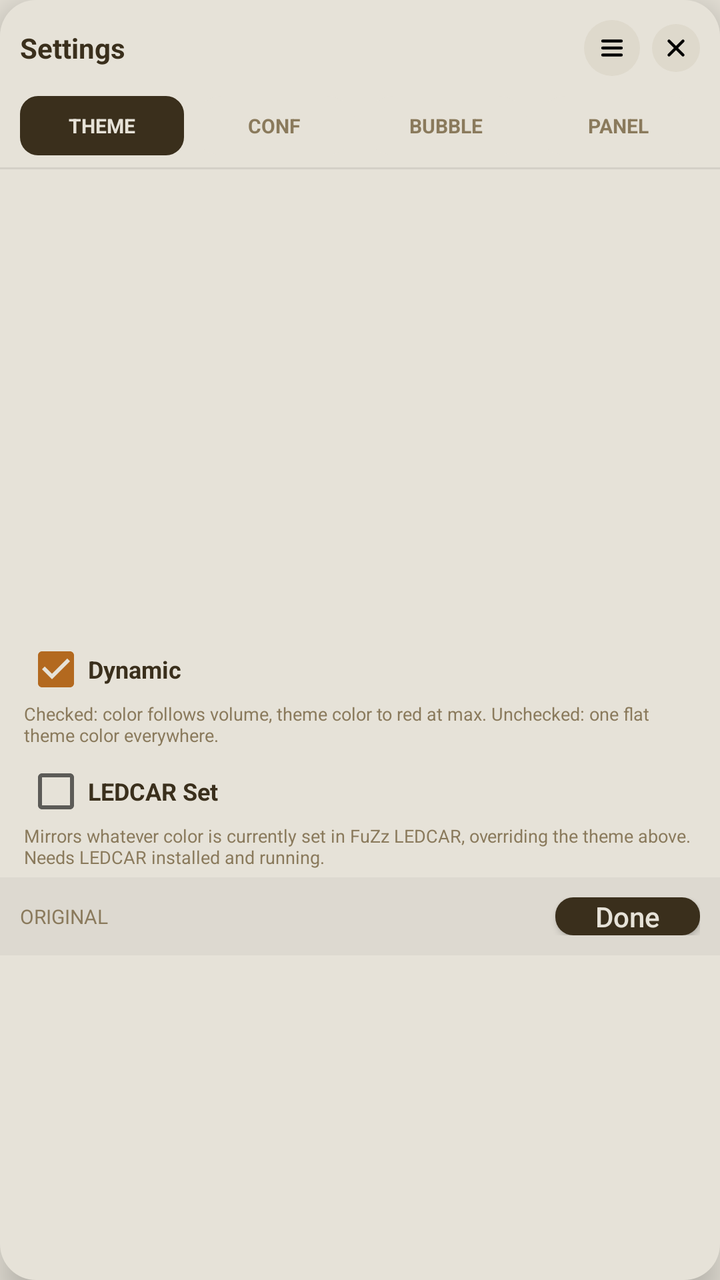
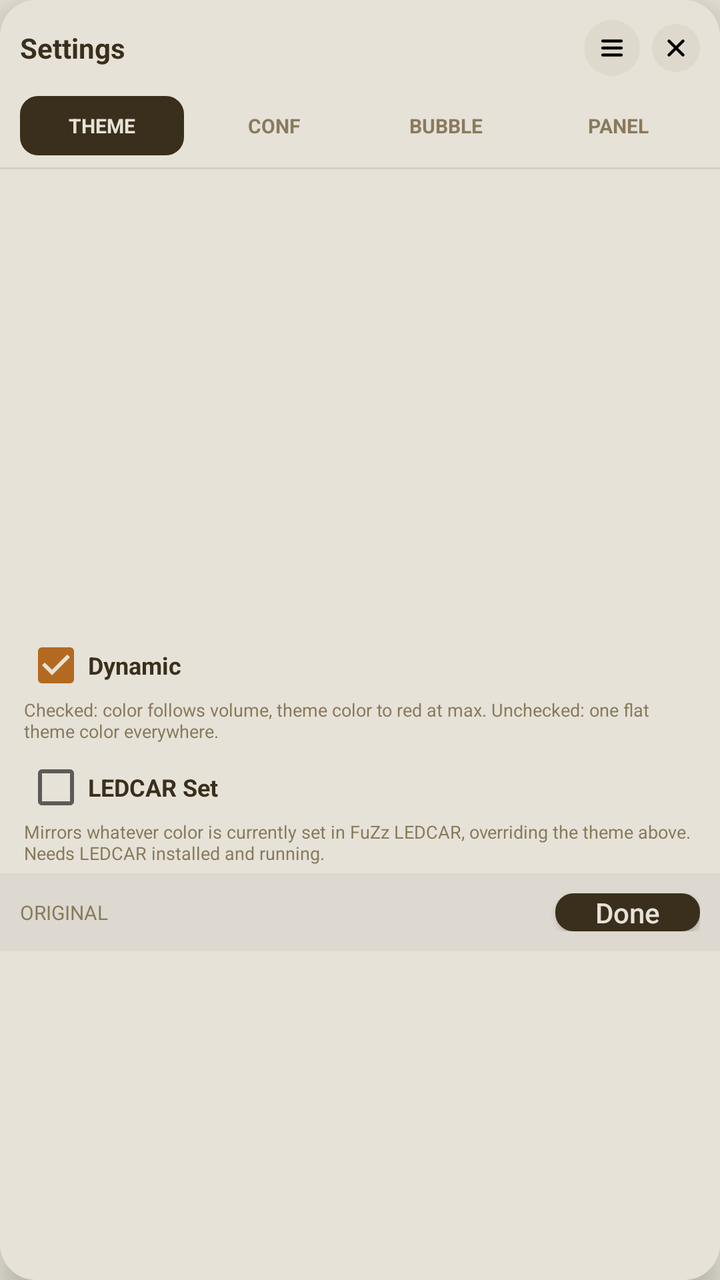

Before-and-after screenshots of an Android layout around one commit, followed by the original layout XML and the change that was made.
<!-- AndroidManifest.xml: application theme AppTheme -->
<!-- res/layout/overlay_theme_popup.xml -->
<?xml version="1.0" encoding="utf-8"?>
<LinearLayout xmlns:android="http://schemas.android.com/apk/res/android"
    android:layout_width="260dp"
    android:layout_height="wrap_content"
    android:orientation="vertical"
    android:background="@drawable/bg_panel_card"
    android:elevation="10dp">

    
    <LinearLayout
        android:layout_width="match_parent"
        android:layout_height="wrap_content"
        android:orientation="horizontal"
        android:gravity="center_vertical"
        android:padding="10dp">

        <TextView
            android:layout_width="0dp"
            android:layout_height="wrap_content"
            android:layout_weight="1"
            android:text="Settings"
            android:textColor="@color/ink"
            android:textSize="14sp"
            android:textStyle="bold" />

        <ImageButton
            android:id="@+id/dragHandle"
            android:layout_width="28dp"
            android:layout_height="28dp"
            android:layout_marginEnd="6dp"
            android:background="@drawable/bg_round_button"
            android:src="@drawable/ic_drag"
            android:scaleType="center"
            android:contentDescription="Drag to move" />

        <ImageButton
            android:id="@+id/themeClose"
            android:layout_width="24dp"
            android:layout_height="24dp"
            android:background="@drawable/bg_round_button"
            android:src="@drawable/ic_close"
            android:scaleType="center"
            android:contentDescription="Close" />
    </LinearLayout>

    
    <LinearLayout
        android:id="@+id/tabRow"
        android:layout_width="match_parent"
        android:layout_height="wrap_content"
        android:orientation="horizontal"
        android:paddingStart="10dp"
        android:paddingEnd="10dp"
        android:paddingBottom="6dp">

        <TextView
            android:id="@+id/tabTheme"
            android:layout_width="0dp"
            android:layout_height="wrap_content"
            android:layout_weight="1"
            android:layout_marginEnd="4dp"
            android:gravity="center"
            android:padding="8dp"
            android:text="Theme"
            android:textAllCaps="true"
            android:textSize="10sp"
            android:textStyle="bold"
            android:textColor="@color/cream"
            android:background="@drawable/bg_done_button" />

        <TextView
            android:id="@+id/tabConf"
            android:layout_width="0dp"
            android:layout_height="wrap_content"
            android:layout_weight="1"
            android:layout_marginEnd="4dp"
            android:gravity="center"
            android:padding="8dp"
            android:text="Conf"
            android:textAllCaps="true"
            android:textSize="10sp"
            android:textStyle="bold"
            android:textColor="#8A7A5C"
            android:background="@drawable/bg_small_button" />

        <TextView
            android:id="@+id/tabBubble"
            android:layout_width="0dp"
            android:layout_height="wrap_content"
            android:layout_weight="1"
            android:layout_marginEnd="4dp"
            android:gravity="center"
            android:padding="8dp"
            android:text="Bubble"
            android:textAllCaps="true"
            android:textSize="10sp"
            android:textStyle="bold"
            android:textColor="#8A7A5C"
            android:background="@drawable/bg_small_button" />

        <TextView
            android:id="@+id/tabPanel"
            android:layout_width="0dp"
            android:layout_height="wrap_content"
            android:layout_weight="1"
            android:gravity="center"
            android:padding="8dp"
            android:text="Panel"
            android:textAllCaps="true"
            android:textSize="10sp"
            android:textStyle="bold"
            android:textColor="#8A7A5C"
            android:background="@drawable/bg_small_button" />
    </LinearLayout>

    <View
        android:layout_width="match_parent"
        android:layout_height="1dp"
        android:background="#14000000" />

    <FrameLayout
        android:id="@+id/tabContent"
        android:layout_width="match_parent"
        android:layout_height="wrap_content">

        
        <LinearLayout
            android:id="@+id/themeTabContent"
            android:layout_width="match_parent"
            android:layout_height="wrap_content"
            android:orientation="vertical">

            <ScrollView
                android:layout_width="match_parent"
                android:layout_height="230dp">

                <GridLayout
                    android:id="@+id/themeGrid"
                    android:layout_width="match_parent"
                    android:layout_height="wrap_content"
                    android:columnCount="4"
                    android:padding="8dp" />
            </ScrollView>

            
            <LinearLayout
                android:id="@+id/customRgbPanel"
                android:layout_width="match_parent"
                android:layout_height="wrap_content"
                android:orientation="vertical"
                android:paddingStart="12dp"
                android:paddingEnd="12dp"
                android:paddingTop="4dp"
                android:paddingBottom="6dp"
                android:background="#0A000000"
                android:visibility="gone">

                <LinearLayout
                    android:layout_width="match_parent"
                    android:layout_height="wrap_content"
                    android:orientation="horizontal"
                    android:gravity="center_vertical">

                    <LinearLayout
                        android:layout_width="0dp"
                        android:layout_height="wrap_content"
                        android:layout_weight="1"
                        android:orientation="vertical">

                        <TextView
                            android:layout_width="match_parent"
                            android:layout_height="wrap_content"
                            android:text="R"
                            android:textColor="@color/ink"
                            android:textSize="10sp"
                            android:textStyle="bold" />
                        <SeekBar
                            android:id="@+id/customRSeek"
                            android:layout_width="match_parent"
                            android:layout_height="wrap_content"
                            android:max="255"
                            android:progress="217" />

                        <TextView
                            android:layout_width="match_parent"
                            android:layout_height="wrap_content"
                            android:layout_marginTop="4dp"
                            android:text="G"
                            android:textColor="@color/ink"
                            android:textSize="10sp"
                            android:textStyle="bold" />
                        <SeekBar
                            android:id="@+id/customGSeek"
                            android:layout_width="match_parent"
                            android:layout_height="wrap_content"
                            android:max="255"
                            android:progress="119" />

                        <TextView
                            android:layout_width="match_parent"
                            android:layout_height="wrap_content"
                            android:layout_marginTop="4dp"
                            android:text="B"
                            android:textColor="@color/ink"
                            android:textSize="10sp"
                            android:textStyle="bold" />
                        <SeekBar
                            android:id="@+id/customBSeek"
                            android:layout_width="match_parent"
                            android:layout_height="wrap_content"
                            android:max="255"
                            android:progress="6" />
                    </LinearLayout>

                    <LinearLayout
                        android:layout_width="wrap_content"
                        android:layout_height="wrap_content"
                        android:layout_marginStart="10dp"
                        android:orientation="vertical"
                        android:gravity="center_horizontal">

                        <View
                            android:id="@+id/customRgbPreview"
                            android:layout_width="34dp"
                            android:layout_height="34dp" />

                        <TextView
                            android:id="@+id/customRgbHex"
                            android:layout_width="wrap_content"
                            android:layout_height="wrap_content"
                            android:layout_marginTop="4dp"
                            android:text="#D97706"
                            android:textColor="#8A7A5C"
                            android:textSize="9sp" />
                    </LinearLayout>
                </LinearLayout>
            </LinearLayout>

            <LinearLayout
                android:layout_width="match_parent"
                android:layout_height="wrap_content"
                android:orientation="horizontal"
                android:gravity="center_vertical"
                android:paddingStart="12dp"
                android:paddingEnd="12dp"
                android:paddingTop="4dp">

                <CheckBox
                    android:id="@+id/dynamicCheck"
                    android:layout_width="wrap_content"
                    android:layout_height="wrap_content"
                    android:checked="true"
                    android:text="Dynamic"
                    android:textColor="@color/ink"
                    android:textSize="12sp"
                    android:textStyle="bold" />
            </LinearLayout>

            <TextView
                android:layout_width="match_parent"
                android:layout_height="wrap_content"
                android:paddingStart="12dp"
                android:paddingEnd="12dp"
                android:paddingBottom="4dp"
                android:text="Checked: color follows volume, theme color to red at max. Unchecked: one flat theme color everywhere."
                android:textColor="#8A7A5C"
                android:textSize="9sp" />

            <LinearLayout
                android:layout_width="match_parent"
                android:layout_height="wrap_content"
                android:orientation="horizontal"
                android:gravity="center_vertical"
                android:paddingStart="12dp"
                android:paddingEnd="12dp"
                android:paddingTop="2dp">

                <CheckBox
                    android:id="@+id/ledcarSyncCheck"
                    android:layout_width="wrap_content"
                    android:layout_height="wrap_content"
                    android:checked="false"
                    android:text="LEDCAR Set"
                    android:textColor="@color/ink"
                    android:textSize="12sp"
                    android:textStyle="bold" />
            </LinearLayout>

            <TextView
                android:layout_width="match_parent"
                android:layout_height="wrap_content"
                android:paddingStart="12dp"
                android:paddingEnd="12dp"
                android:paddingBottom="4dp"
                android:text="Mirrors whatever color is currently set in FuZz LEDCAR, overriding the theme above. Needs LEDCAR installed and running."
                android:textColor="#8A7A5C"
                android:textSize="9sp" />

            <LinearLayout
                android:layout_width="match_parent"
                android:layout_height="wrap_content"
                android:orientation="horizontal"
                android:gravity="center_vertical"
                android:padding="10dp"
                android:background="#0A000000">

                <TextView
                    android:id="@+id/themeCurrent"
                    android:layout_width="0dp"
                    android:layout_height="wrap_content"
                    android:layout_weight="1"
                    android:text="Original"
                    android:textColor="#8A7A5C"
                    android:textSize="10sp"
                    android:textAllCaps="true" />

                <Button
                    android:id="@+id/themeDone"
                    android:layout_width="wrap_content"
                    android:layout_height="wrap_content"
                    android:minWidth="0dp"
                    android:minHeight="0dp"
                    android:paddingStart="20dp"
                    android:paddingEnd="20dp"
                    android:text="Done"
                    android:textAllCaps="false"
                    android:textColor="@color/cream"
                    android:background="@drawable/bg_done_button" />
            </LinearLayout>
        </LinearLayout>

        
        <ScrollView
            android:id="@+id/bubbleTabContent"
            android:layout_width="match_parent"
            android:layout_height="260dp"
            android:visibility="gone">

            <LinearLayout
                android:layout_width="match_parent"
                android:layout_height="wrap_content"
                android:orientation="vertical"
                android:padding="14dp">

                <LinearLayout
                    android:layout_width="match_parent"
                    android:layout_height="wrap_content"
                    android:orientation="horizontal"
                    android:gravity="center_vertical">

                    <LinearLayout
                        android:layout_width="0dp"
                        android:layout_height="wrap_content"
                        android:layout_weight="1"
                        android:orientation="vertical">

                        <TextView
                            android:id="@+id/bubbleSizeLabel"
                            android:layout_width="match_parent"
                            android:layout_height="wrap_content"
                            android:text="Bubble size: 52dp"
                            android:textColor="@color/ink"
                            android:textSize="12sp" />

                        <SeekBar
                            android:id="@+id/bubbleSizeSeek"
                            android:layout_width="match_parent"
                            android:layout_height="wrap_content"
                            android:max="54"
                            android:progress="16" />
                    </LinearLayout>

                    
                    <FrameLayout
                        android:layout_width="56dp"
                        android:layout_height="56dp"
                        android:layout_marginStart="10dp"
                        android:background="#0A000000">

                        <View
                            android:id="@+id/bubblePreview"
                            android:layout_width="20dp"
                            android:layout_height="40dp"
                            android:layout_gravity="center" />
                    </FrameLayout>
                </LinearLayout>

                
                <LinearLayout
                    android:id="@+id/bubbleList"
                    android:layout_width="match_parent"
                    android:layout_height="wrap_content"
                    android:orientation="vertical"
                    android:paddingTop="10dp" />
            </LinearLayout>
        </ScrollView>

        
        <LinearLayout
            android:id="@+id/confTabContent"
            android:layout_width="match_parent"
            android:layout_height="wrap_content"
            android:orientation="vertical"
            android:padding="14dp"
            android:visibility="gone">

            <TextView
                android:id="@+id/confMaxLabel"
                android:layout_width="match_parent"
                android:layout_height="wrap_content"
                android:text="Max volume supported: 40"
                android:textColor="@color/ink"
                android:textSize="12sp" />

            <SeekBar
                android:id="@+id/confMaxSeek"
                android:layout_width="match_parent"
                android:layout_height="wrap_content"
                android:max="90"
                android:progress="30" />

            <TextView
                android:id="@+id/confDeviceMaxHint"
                android:layout_width="match_parent"
                android:layout_height="wrap_content"
                android:text=""
                android:textColor="#8A7A5C"
                android:textSize="9sp" />

            <TextView
                android:id="@+id/confLimitLabel"
                android:layout_width="match_parent"
                android:layout_height="wrap_content"
                android:layout_marginTop="10dp"
                android:text="Limited to: 25"
                android:textColor="@color/ink"
                android:textSize="12sp" />

            <SeekBar
                android:id="@+id/confLimitSeek"
                android:layout_width="match_parent"
                android:layout_height="wrap_content"
                android:max="39"
                android:progress="24" />

            <TextView
                android:id="@+id/confSlowLabel"
                android:layout_width="match_parent"
                android:layout_height="wrap_content"
                android:layout_marginTop="10dp"
                android:text="When go slowly: 20"
                android:textColor="@color/ink"
                android:textSize="12sp" />

            <SeekBar
                android:id="@+id/confSlowSeek"
                android:layout_width="match_parent"
                android:layout_height="wrap_content"
                android:max="25"
                android:progress="20" />
        </LinearLayout>

        
        <ScrollView
            android:id="@+id/panelTabContent"
            android:layout_width="match_parent"
            android:layout_height="260dp"
            android:visibility="gone">

            <LinearLayout
                android:layout_width="match_parent"
                android:layout_height="wrap_content"
                android:orientation="vertical"
                android:padding="14dp">

                <TextView
                    android:id="@+id/panelWidthLabel"
                    android:layout_width="match_parent"
                    android:layout_height="wrap_content"
                    android:text="Volume panel width: 150dp"
                    android:textColor="@color/ink"
                    android:textSize="12sp" />

                <SeekBar
                    android:id="@+id/panelWidthSeek"
                    android:layout_width="match_parent"
                    android:layout_height="wrap_content"
                    android:max="180"
                    android:progress="70" />

                <TextView
                    android:id="@+id/panelHeightLabel"
                    android:layout_width="match_parent"
                    android:layout_height="wrap_content"
                    android:layout_marginTop="10dp"
                    android:text="Volume panel height: 150dp"
                    android:textColor="@color/ink"
                    android:textSize="12sp" />

                <SeekBar
                    android:id="@+id/panelHeightSeek"
                    android:layout_width="match_parent"
                    android:layout_height="wrap_content"
                    android:max="170"
                    android:progress="60" />

                
                <LinearLayout
                    android:id="@+id/panelList"
                    android:layout_width="match_parent"
                    android:layout_height="wrap_content"
                    android:orientation="vertical"
                    android:paddingTop="10dp" />
            </LinearLayout>
        </ScrollView>

    </FrameLayout>

</LinearLayout>
<!-- resources referenced by this layout -->
<resources>
  <color name="cream">#E6E2D8</color>
  <color name="ink">#3A2F1C</color>
  <!-- drawable bg_done_button (drawable) -->
  <?xml version="1.0" encoding="utf-8"?>
  <shape xmlns:android="http://schemas.android.com/apk/res/android" android:shape="rectangle">
      <solid android:color="@color/ink" />
      <corners android:radius="9dp" />
  </shape>
  <!-- drawable bg_panel_card (drawable) -->
  <?xml version="1.0" encoding="utf-8"?>
  <shape xmlns:android="http://schemas.android.com/apk/res/android" android:shape="rectangle">
      <solid android:color="@color/cream" />
      <corners android:radius="18dp" />
  </shape>
  <!-- drawable bg_round_button (drawable) -->
  <?xml version="1.0" encoding="utf-8"?>
  <shape xmlns:android="http://schemas.android.com/apk/res/android" android:shape="oval">
      <solid android:color="@color/cream_dark" />
  </shape>
  <!-- drawable bg_small_button (drawable) -->
  <?xml version="1.0" encoding="utf-8"?>
  <shape xmlns:android="http://schemas.android.com/apk/res/android" android:shape="rectangle">
      <solid android:color="@color/cream" />
      <corners android:radius="999dp" />
  </shape>
  <!-- drawable ic_close (drawable) -->
  <vector xmlns:android="http://schemas.android.com/apk/res/android"
      android:width="14dp"
      android:height="14dp"
      android:viewportWidth="24"
      android:viewportHeight="24">
      <path
          android:strokeColor="#FF000000"
          android:strokeWidth="2.5"
          android:strokeLineCap="round"
          android:pathData="M6,6l12,12M18,6L6,18" />
  </vector>
  <!-- drawable ic_drag (drawable) -->
  <?xml version="1.0" encoding="utf-8"?>
  <vector xmlns:android="http://schemas.android.com/apk/res/android"
      android:width="14dp"
      android:height="14dp"
      android:viewportWidth="24"
      android:viewportHeight="24">
      <path
          android:strokeColor="#FF000000"
          android:strokeWidth="2.5"
          android:strokeLineCap="round"
          android:pathData="M4,6l16,0M4,12l16,0M4,18l16,0" />
  </vector>
  <style name="AppTheme" parent="Theme.AppCompat.DayNight.NoActionBar">
          <item name="colorPrimary">@color/accent</item>
          <item name="colorPrimaryDark">@color/ink</item>
          <item name="colorAccent">@color/accent</item>
          <item name="android:windowBackground">@color/cream</item>
      </style>
  <color name="cream_dark">#DED9CC</color>
  <color name="accent">#B3691F</color>
</resources>

<!-- the commit's change to res/layout/overlay_theme_popup.xml (unified diff, before → after) -->
@@ -130,17 +130,13 @@
             android:layout_height="wrap_content"
             android:orientation="vertical">
 
-            <ScrollView
-                android:layout_width="match_parent"
-                android:layout_height="230dp">
-
-                <GridLayout
-                    android:id="@+id/themeGrid"
-                    android:layout_width="match_parent"
-                    android:layout_height="wrap_content"
-                    android:columnCount="4"
-                    android:padding="8dp" />
-            </ScrollView>
+            
+            <FrameLayout
+                android:id="@+id/customSwatchSlot"
+                android:layout_width="wrap_content"
+                android:layout_height="wrap_content"
+                android:layout_marginStart="8dp"
+                android:layout_marginTop="8dp" />
 
             
             <LinearLayout
@@ -235,6 +231,19 @@
                     </LinearLayout>
                 </LinearLayout>
             </LinearLayout>
+
+            
+            <ScrollView
+                android:layout_width="match_parent"
+                android:layout_height="220dp">
+
+                <GridLayout
+                    android:id="@+id/themeGrid"
+                    android:layout_width="match_parent"
+                    android:layout_height="wrap_content"
+                    android:columnCount="4"
+                    android:padding="8dp" />
+            </ScrollView>
 
             <LinearLayout
                 android:layout_width="match_parent"
